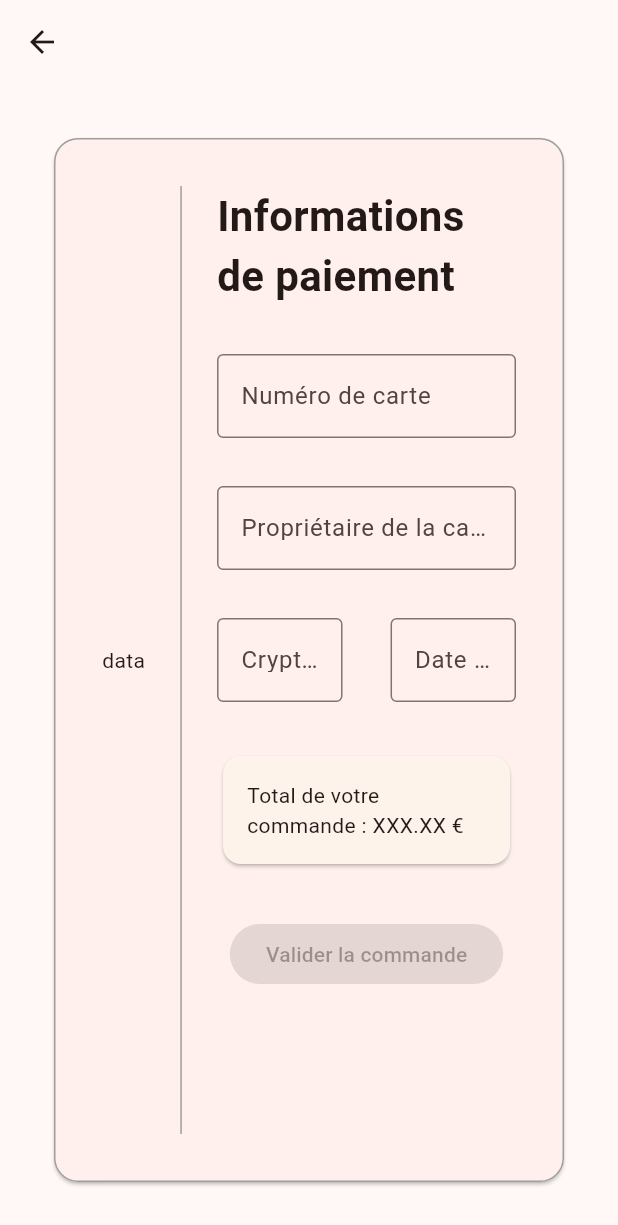
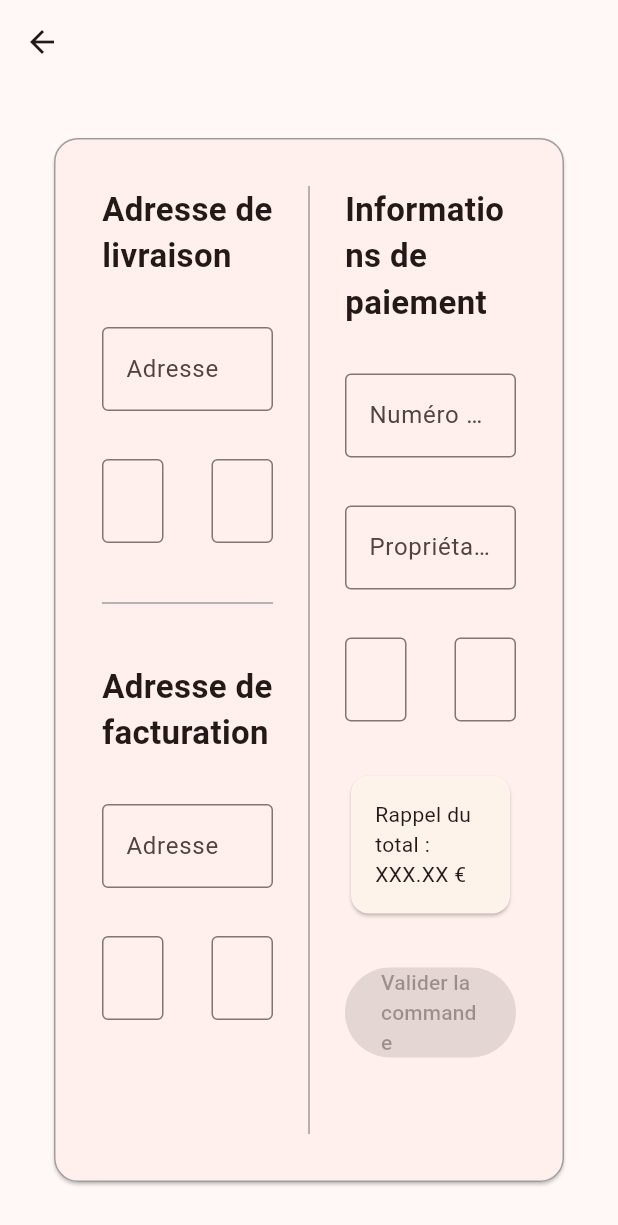
Before and after one commit to Rapsol272/breizhsport, a Flutter app: the PaymentPage screen opened directly with empty values, on a phone screen of 412 x 824 dp. Shown: the top 1225 px of the screen. Run offline on Flutter 3.47's test engine with Material 3 defaults, Android fonts, the phone set to English and light mode, and no system bars; our stand-ins replace cloud_firestore, firebase_auth, firebase_core; missing offline and left inert: dart:js_interop; accounts and stored records are empty.

Commit message:
Finished basic form for validate commande

```diff
--- a/breizhsport/lib/View/PaymentPage.dart
+++ b/breizhsport/lib/View/PaymentPage.dart
@@ -14,10 +14,13 @@ class _PaymentPageState extends State<PaymentPage> {
   final _formKey = GlobalKey<FormState>();
   bool _isLoading = false;
 
-  // Adresse
-  final TextEditingController _adresseController = TextEditingController();
-  final TextEditingController _cpController = TextEditingController();
-  final TextEditingController _villeController = TextEditingController();
+  // Adresse facturation
+  final TextEditingController _adresseFacturationController =
+      TextEditingController();
+  final TextEditingController _cpFacturationController =
+      TextEditingController();
+  final TextEditingController _villeFacturationController =
+      TextEditingController();
 
   // Adresse livraison
   final TextEditingController _adresseLivraisonController =
@@ -197,19 +200,125 @@ class _PaymentPageState extends State<PaymentPage> {
                   padding: const EdgeInsets.all(32),
                   child: Row(
                     children: [
-                      Text("data"),
+                      // Right column
+                      Expanded(
+                        child: Column(children: [
+                          const Text(
+                            "Adresse de livraison",
+                            style: TextStyle(
+                                fontSize: 22, fontWeight: FontWeight.bold),
+                          ),
+                          const SizedBox(height: 32),
+                          TextField(
+                            controller: _adresseLivraisonController,
+                            decoration: const InputDecoration(
+                              border: OutlineInputBorder(
+                                borderSide: BorderSide(width: 1),
+                              ),
+                              labelText: 'Adresse',
+                            ),
+                          ),
+                          const SizedBox(height: 32),
+                          // Row of text fields
+                          Row(
+                            children: [
+                              Expanded(
+                                child: TextField(
+                                  controller: _cpLivraisonController,
+                                  decoration: const InputDecoration(
+                                    border: OutlineInputBorder(
+                                      borderSide: BorderSide(width: 1),
+                                    ),
+                                    labelText: 'Code Postal',
+                                  ),
+                                ),
+                              ),
+                              const SizedBox(width: 32),
+                              Expanded(
+                                child: TextField(
+                                  controller: _villeLivraisonController,
+                                  decoration: const InputDecoration(
+                                    border: OutlineInputBorder(
+                                      borderSide: BorderSide(width: 1),
+                                    ),
+                                    labelText: 'Ville',
+                                  ),
+                                ),
+                              ),
+                            ],
+                          ),
+
+                          const SizedBox(height: 32),
+
+                          const Divider(
+                            color: Colors.grey,
+                            thickness: 1,
+                          ),
+
+                          const SizedBox(height: 32),
+
+                          const Text(
+                            "Adresse de facturation",
+                            style: TextStyle(
+                                fontSize: 22, fontWeight: FontWeight.bold),
+                          ),
+                          const SizedBox(height: 32),
+                          TextField(
+                            controller: _adresseFacturationController,
+                            decoration: const InputDecoration(
+                              border: OutlineInputBorder(
+                                borderSide: BorderSide(width: 1),
+                              ),
+                              labelText: 'Adresse',
+                            ),
+                          ),
+                          const SizedBox(height: 32),
+                          // Row of text fields
+                          Row(
+                            children: [
+                              Expanded(
+                                child: TextField(
+                                  controller: _cpFacturationController,
+                                  decoration: const InputDecoration(
+                                    border: OutlineInputBorder(
+                                      borderSide: BorderSide(width: 1),
+                                    ),
+                                    labelText: 'Code Postal',
+                                  ),
+                                ),
+                              ),
+                              const SizedBox(width: 32),
+                              Expanded(
+                                child: TextField(
+                                  controller: _villeFacturationController,
+                                  decoration: const InputDecoration(
+                                    border: OutlineInputBorder(
+                                      borderSide: BorderSide(width: 1),
+                                    ),
+                                    labelText: 'Ville',
+                                  ),
+                                ),
+                              ),
+                            ],
+                          ),
+                        ]),
+                      ),
+
+                      // DIVIDER
                       SizedBox(width: 16),
                       const VerticalDivider(
                         color: Colors.grey,
                         thickness: 1,
                       ),
                       SizedBox(width: 16),
+
+                      // Right column
                       Expanded(
                         child: Column(children: [
                           const Text(
                             "Informations de paiement",
                             style: TextStyle(
-                                fontSize: 28, fontWeight: FontWeight.bold),
+                                fontSize: 22, fontWeight: FontWeight.bold),
                           ),
                           const SizedBox(height: 32),
                           TextField(
@@ -269,8 +378,7 @@ class _PaymentPageState extends State<PaymentPage> {
                                 color: Color.fromARGB(247, 255, 245, 237),
                                 child: Padding(
                                   padding: EdgeInsets.all(16),
-                                  child: Text(
-                                      "Total de votre commande : XXX.XX €"),
+                                  child: Text("Rappel du total : XXX.XX €"),
                                 ),
                               ),
                             ],
```
